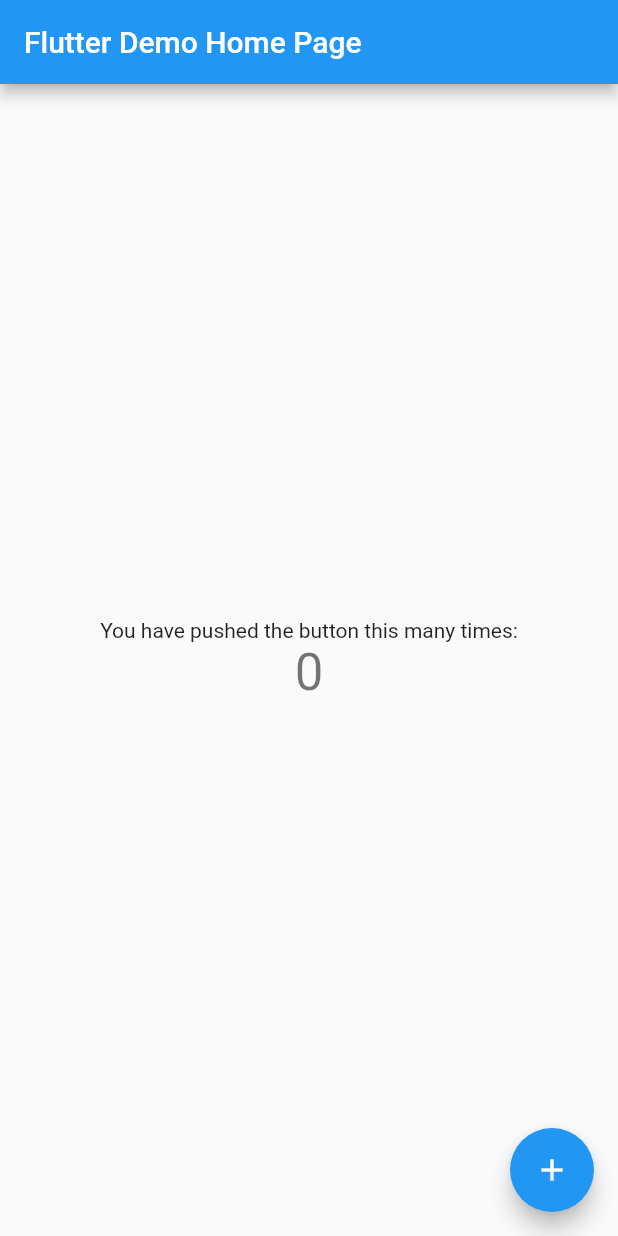
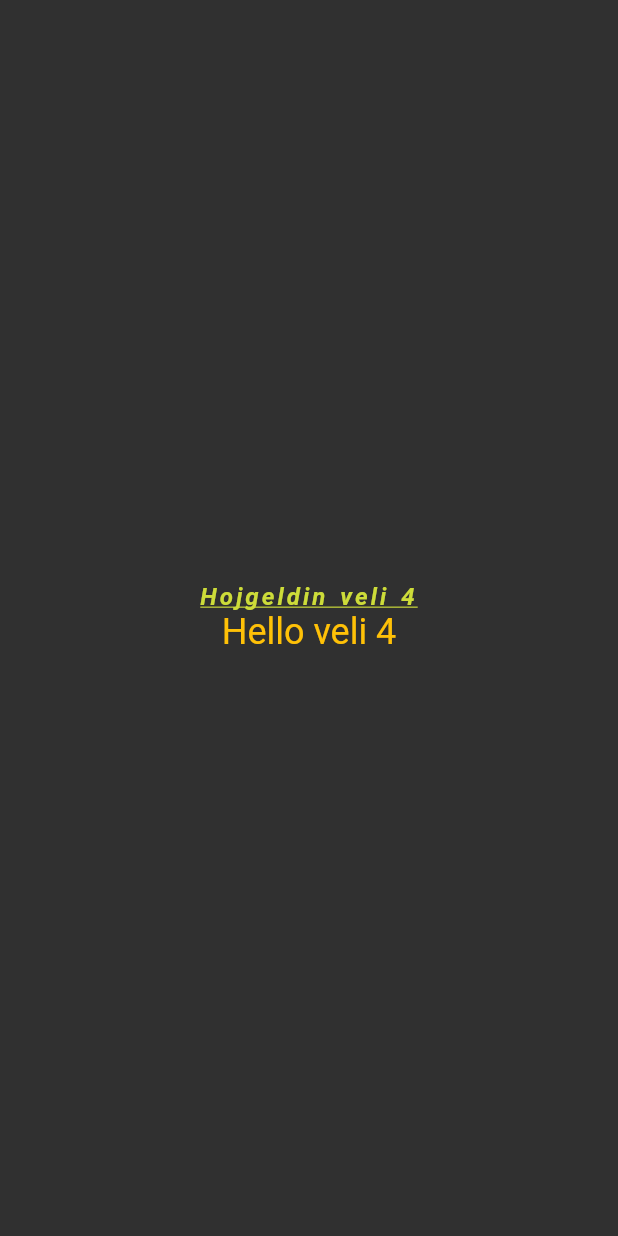
Before and after one commit to cetincangokal/flutter101, a Flutter app: the screen it shows after launch, on a phone screen of 412 x 824 dp. Run offline on Flutter 3.47's test engine with Material 2 defaults, Android fonts, the phone set to English and light mode, and no system bars.

Commit message:
fluttera başladık

```diff
--- /dev/null
+++ b/flutter_application_1/lib/101/text_widget_learn.dart
@@ -0,0 +1,50 @@
+import 'dart:math';
+
+import 'package:flutter/material.dart';
+
+class TextLearnView extends StatelessWidget{
+  const TextLearnView({Key? key}) : super(key: key);
+  final String name = 'veli';
+
+
+  @override
+  Widget build(BuildContext context) {
+    return Scaffold(
+      body: Center(
+        child: Column(
+      mainAxisAlignment: MainAxisAlignment.center,
+      children: [
+      Text(
+
+        'Hojgeldin $name ${name.length}',
+        maxLines: 2,
+        overflow: TextOverflow.ellipsis,
+        textAlign: TextAlign.right,
+        style: ProjectStyles.welcomeStyles
+        ),
+        Text(
+
+        'Hello $name ${name.length}',
+        maxLines: 2,
+        overflow: TextOverflow.ellipsis,
+        textAlign: TextAlign.right,
+        style: Theme.of(context).textTheme.headline5?.copyWith(color: Colors.amber),
+        ),
+      ],
+
+    )),
+  );
+}
+
+}
+
+class ProjectStyles {
+  static TextStyle welcomeStyles = TextStyle(
+    wordSpacing: 2,
+          decoration: TextDecoration.underline,
+          letterSpacing: 2,
+          color: Colors.lime,
+          fontStyle: FontStyle.italic,
+          fontSize: 16,
+          fontWeight: FontWeight.w600,);
+}
--- a/flutter_application_1/lib/main.dart
+++ b/flutter_application_1/lib/main.dart
@@ -1,4 +1,5 @@
 import 'package:flutter/material.dart';
+import 'package:flutter_application_1/101/text_widget_learn.dart';
 
 void main() {
   runApp(const MyApp());
@@ -7,109 +8,12 @@ void main() {
 class MyApp extends StatelessWidget {
   const MyApp({super.key});
 
-  // This widget is the root of your application.
   @override
   Widget build(BuildContext context) {
     return MaterialApp(
       title: 'Flutter Demo',
-      theme: ThemeData(
-        // This is the theme of your application.
-        //
-        // Try running your application with "flutter run". You'll see the
-        // application has a blue toolbar. Then, without quitting the app, try
-        // changing the primarySwatch below to Colors.green and then invoke
-        // "hot reload" (press "r" in the console where you ran "flutter run",
-        // or simply save your changes to "hot reload" in a Flutter IDE).
-        // Notice that the counter didn't reset back to zero; the application
-        // is not restarted.
-        primarySwatch: Colors.blue,
-      ),
-      home: const MyHomePage(title: 'Flutter Demo Home Page'),
+      theme: ThemeData.dark(),
+      home: TextLearnView(),
     );
   }
 }
-
-class MyHomePage extends StatefulWidget {
-  const MyHomePage({super.key, required this.title});
-
-  // This widget is the home page of your application. It is stateful, meaning
-  // that it has a State object (defined below) that contains fields that affect
-  // how it looks.
-
-  // This class is the configuration for the state. It holds the values (in this
-  // case the title) provided by the parent (in this case the App widget) and
-  // used by the build method of the State. Fields in a Widget subclass are
-  // always marked "final".
-
-  final String title;
-
-  @override
-  State<MyHomePage> createState() => _MyHomePageState();
-}
-
-class _MyHomePageState extends State<MyHomePage> {
-  int _counter = 0;
-
-  void _incrementCounter() {
-    setState(() {
-      // This call to setState tells the Flutter framework that something has
-      // changed in this State, which causes it to rerun the build method below
-      // so that the display can reflect the updated values. If we changed
-      // _counter without calling setState(), then the build method would not be
-      // called again, and so nothing would appear to happen.
-      _counter++;
-    });
-  }
-
-  @override
-  Widget build(BuildContext context) {
-    // This method is rerun every time setState is called, for instance as done
-    // by the _incrementCounter method above.
-    //
-    // The Flutter framework has been optimized to make rerunning build methods
-    // fast, so that you can just rebuild anything that needs updating rather
-    // than having to individually change instances of widgets.
-    return Scaffold(
-      appBar: AppBar(
-        // Here we take the value from the MyHomePage object that was created by
-        // the App.build method, and use it to set our appbar title.
-        title: Text(widget.title),
-      ),
-      body: Center(
-        // Center is a layout widget. It takes a single child and positions it
-        // in the middle of the parent.
-        child: Column(
-          // Column is also a layout widget. It takes a list of children and
-          // arranges them vertically. By default, it sizes itself to fit its
-          // children horizontally, and tries to be as tall as its parent.
-          //
-          // Invoke "debug painting" (press "p" in the console, choose the
-          // "Toggle Debug Paint" action from the Flutter Inspector in Android
-          // Studio, or the "Toggle Debug Paint" command in Visual Studio Code)
-          // to see the wireframe for each widget.
-          //
-          // Column has various properties to control how it sizes itself and
-          // how it positions its children. Here we use mainAxisAlignment to
-          // center the children vertically; the main axis here is the vertical
-          // axis because Columns are vertical (the cross axis would be
-          // horizontal).
-          mainAxisAlignment: MainAxisAlignment.center,
-          children: <Widget>[
-            const Text(
-              'You have pushed the button this many times:',
-            ),
-            Text(
-              '$_counter',
-              style: Theme.of(context).textTheme.headline4,
-            ),
-          ],
-        ),
-      ),
-      floatingActionButton: FloatingActionButton(
-        onPressed: _incrementCounter,
-        tooltip: 'Increment',
-        child: const Icon(Icons.add),
-      ), // This trailing comma makes auto-formatting nicer for build methods.
-    );
-  }
-}
```
